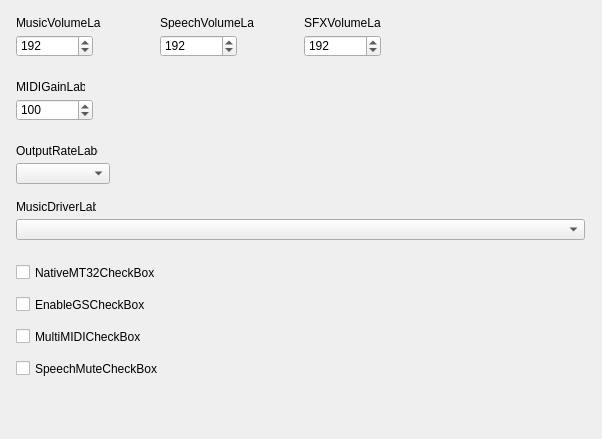
First picture: the form in src/forms/ModernProfileEditorScummVMSoundFrameUnit.ui, repository Eldricos/D-Fend-Reborn, before the edit.
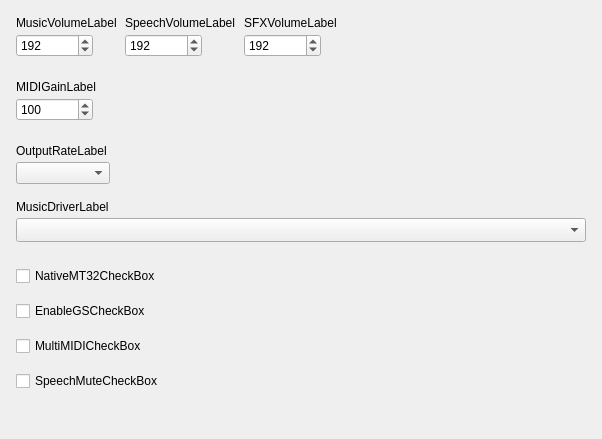
Second picture: the form after the edit.

Commit message: Modern profile editor: Qt layouts instead of fixed pixel positions

The edit to the form file:
```diff
--- a/src/forms/ModernProfileEditorScummVMSoundFrameUnit.ui
+++ b/src/forms/ModernProfileEditorScummVMSoundFrameUnit.ui
@@ -5,103 +5,305 @@
     <property name="geometry"><rect><x>0</x><y>0</y><width>602</width><height>439</height></rect></property>
     <property name="vclDesignWidth" stdset="0"><number>602</number></property>
     <property name="vclDesignHeight" stdset="0"><number>439</number></property>
+    <layout class="QVBoxLayout" name="ModernProfileEditorScummVMSoundFrame_Layout" stretch="0,0,0,0,0,0,0,0,0,0,0,0,0,0,0,1">
+      <property name="leftMargin"><number>16</number></property>
+      <property name="topMargin"><number>16</number></property>
+      <property name="rightMargin"><number>16</number></property>
+      <property name="bottomMargin"><number>8</number></property>
+      <property name="spacing"><number>0</number></property>
+      <item>
+        <layout class="QGridLayout" name="ModernProfileEditorScummVMSoundFrame_Section1" columnstretch="0,0,0,1">
+          <property name="leftMargin"><number>0</number></property>
+          <property name="topMargin"><number>0</number></property>
+          <property name="rightMargin"><number>0</number></property>
+          <property name="bottomMargin"><number>0</number></property>
+          <property name="horizontalSpacing"><number>8</number></property>
+          <property name="verticalSpacing"><number>4</number></property>
+          <item row="0" column="0">
     <widget class="QLabel" name="MusicVolumeLabel">
-      <property name="geometry"><rect><x>16</x><y>16</y><width>85</width><height>13</height></rect></property>
       <property name="text"><string>MusicVolumeLabel</string></property>
       <property name="textFormat"><enum>Qt::PlainText</enum></property>
       <property name="alignment"><set>Qt::AlignLeft|Qt::AlignTop</set></property>
-      <property name="vclAutoSize" stdset="0"><bool>true</bool></property>
-    </widget>
+            </widget>
+          </item>
+          <item row="0" column="1">
     <widget class="QLabel" name="SpeechVolumeLabel">
-      <property name="geometry"><rect><x>160</x><y>16</y><width>94</width><height>13</height></rect></property>
       <property name="text"><string>SpeechVolumeLabel</string></property>
       <property name="textFormat"><enum>Qt::PlainText</enum></property>
       <property name="alignment"><set>Qt::AlignLeft|Qt::AlignTop</set></property>
-      <property name="vclAutoSize" stdset="0"><bool>true</bool></property>
-    </widget>
+            </widget>
+          </item>
+          <item row="0" column="2" colspan="2">
     <widget class="QLabel" name="SFXVolumeLabel">
-      <property name="geometry"><rect><x>304</x><y>16</y><width>77</width><height>13</height></rect></property>
       <property name="text"><string>SFXVolumeLabel</string></property>
       <property name="textFormat"><enum>Qt::PlainText</enum></property>
       <property name="alignment"><set>Qt::AlignLeft|Qt::AlignTop</set></property>
-      <property name="vclAutoSize" stdset="0"><bool>true</bool></property>
-    </widget>
-    <widget class="QLabel" name="MIDIGainLabel">
-      <property name="geometry"><rect><x>16</x><y>80</y><width>69</width><height>13</height></rect></property>
-      <property name="text"><string>MIDIGainLabel</string></property>
-      <property name="textFormat"><enum>Qt::PlainText</enum></property>
-      <property name="alignment"><set>Qt::AlignLeft|Qt::AlignTop</set></property>
-      <property name="vclAutoSize" stdset="0"><bool>true</bool></property>
-    </widget>
-    <widget class="QLabel" name="OutputRateLabel">
-      <property name="geometry"><rect><x>16</x><y>144</y><width>82</width><height>13</height></rect></property>
-      <property name="text"><string>OutputRateLabel</string></property>
-      <property name="textFormat"><enum>Qt::PlainText</enum></property>
-      <property name="alignment"><set>Qt::AlignLeft|Qt::AlignTop</set></property>
-      <property name="vclAutoSize" stdset="0"><bool>true</bool></property>
-    </widget>
-    <widget class="QLabel" name="MusicDriverLabel">
-      <property name="geometry"><rect><x>16</x><y>200</y><width>80</width><height>13</height></rect></property>
-      <property name="text"><string>MusicDriverLabel</string></property>
-      <property name="textFormat"><enum>Qt::PlainText</enum></property>
-      <property name="alignment"><set>Qt::AlignLeft|Qt::AlignTop</set></property>
-      <property name="vclAutoSize" stdset="0"><bool>true</bool></property>
-    </widget>
+            </widget>
+          </item>
+          <item row="1" column="0" alignment="Qt::AlignLeft">
     <widget class="QSpinBox" name="MusicVolumeEdit">
-      <property name="geometry"><rect><x>16</x><y>35</y><width>77</width><height>22</height></rect></property>
       <property name="minimum"><number>0</number></property>
       <property name="maximum"><number>255</number></property>
       <property name="value"><number>192</number></property>
-    </widget>
+              <property name="minimumSize"><size><width>77</width><height>0</height></size></property>
+            </widget>
+          </item>
+          <item row="1" column="1" alignment="Qt::AlignLeft">
     <widget class="QSpinBox" name="SpeechVolumeEdit">
-      <property name="geometry"><rect><x>160</x><y>35</y><width>77</width><height>22</height></rect></property>
       <property name="minimum"><number>0</number></property>
       <property name="maximum"><number>255</number></property>
       <property name="value"><number>192</number></property>
-    </widget>
+              <property name="minimumSize"><size><width>77</width><height>0</height></size></property>
+            </widget>
+          </item>
+          <item row="1" column="2" alignment="Qt::AlignLeft">
     <widget class="QSpinBox" name="SFXVolumeEdit">
-      <property name="geometry"><rect><x>304</x><y>35</y><width>77</width><height>22</height></rect></property>
       <property name="minimum"><number>0</number></property>
       <property name="maximum"><number>255</number></property>
       <property name="value"><number>192</number></property>
-    </widget>
+              <property name="minimumSize"><size><width>77</width><height>0</height></size></property>
+            </widget>
+          </item>
+          <item row="0" column="3">
+            <spacer name="ModernProfileEditorScummVMSoundFrame_Section1_HFill">
+              <property name="orientation"><enum>Qt::Horizontal</enum></property>
+              <property name="sizeHint" stdset="0"><size><width>0</width><height>0</height></size></property>
+            </spacer>
+          </item>
+        </layout>
+      </item>
+      <item>
+        <spacer name="ModernProfileEditorScummVMSoundFrame_Gap1">
+          <property name="orientation"><enum>Qt::Vertical</enum></property>
+          <property name="sizeType"><enum>QSizePolicy::Fixed</enum></property>
+          <property name="sizeHint" stdset="0"><size><width>0</width><height>23</height></size></property>
+        </spacer>
+      </item>
+      <item>
+        <layout class="QGridLayout" name="ModernProfileEditorScummVMSoundFrame_Section2" columnstretch="0,1">
+          <property name="leftMargin"><number>0</number></property>
+          <property name="topMargin"><number>0</number></property>
+          <property name="rightMargin"><number>0</number></property>
+          <property name="bottomMargin"><number>0</number></property>
+          <property name="horizontalSpacing"><number>8</number></property>
+          <property name="verticalSpacing"><number>4</number></property>
+          <item row="0" column="0" colspan="2">
+            <widget class="QLabel" name="MIDIGainLabel">
+              <property name="text"><string>MIDIGainLabel</string></property>
+              <property name="textFormat"><enum>Qt::PlainText</enum></property>
+              <property name="alignment"><set>Qt::AlignLeft|Qt::AlignTop</set></property>
+            </widget>
+          </item>
+          <item row="1" column="0" alignment="Qt::AlignLeft">
     <widget class="QSpinBox" name="MIDIGainEdit">
-      <property name="geometry"><rect><x>16</x><y>99</y><width>77</width><height>22</height></rect></property>
       <property name="minimum"><number>0</number></property>
       <property name="maximum"><number>1000</number></property>
       <property name="value"><number>100</number></property>
-    </widget>
+              <property name="minimumSize"><size><width>77</width><height>0</height></size></property>
+            </widget>
+          </item>
+          <item row="0" column="1">
+            <spacer name="ModernProfileEditorScummVMSoundFrame_Section2_HFill">
+              <property name="orientation"><enum>Qt::Horizontal</enum></property>
+              <property name="sizeHint" stdset="0"><size><width>0</width><height>0</height></size></property>
+            </spacer>
+          </item>
+        </layout>
+      </item>
+      <item>
+        <spacer name="ModernProfileEditorScummVMSoundFrame_Gap2">
+          <property name="orientation"><enum>Qt::Vertical</enum></property>
+          <property name="sizeType"><enum>QSizePolicy::Fixed</enum></property>
+          <property name="sizeHint" stdset="0"><size><width>0</width><height>23</height></size></property>
+        </spacer>
+      </item>
+      <item>
+        <layout class="QGridLayout" name="ModernProfileEditorScummVMSoundFrame_Section3" columnstretch="0,1">
+          <property name="leftMargin"><number>0</number></property>
+          <property name="topMargin"><number>0</number></property>
+          <property name="rightMargin"><number>0</number></property>
+          <property name="bottomMargin"><number>0</number></property>
+          <property name="horizontalSpacing"><number>8</number></property>
+          <property name="verticalSpacing"><number>4</number></property>
+          <item row="0" column="0" colspan="2">
+            <widget class="QLabel" name="OutputRateLabel">
+              <property name="text"><string>OutputRateLabel</string></property>
+              <property name="textFormat"><enum>Qt::PlainText</enum></property>
+              <property name="alignment"><set>Qt::AlignLeft|Qt::AlignTop</set></property>
+            </widget>
+          </item>
+          <item row="1" column="0" alignment="Qt::AlignLeft">
     <widget class="QComboBox" name="OutputRateComboBox">
-      <property name="geometry"><rect><x>16</x><y>163</y><width>94</width><height>21</height></rect></property>
       <property name="editable"><bool>false</bool></property>
       <property name="maxVisibleItems"><number>8</number></property>
-    </widget>
+              <property name="minimumSize"><size><width>94</width><height>0</height></size></property>
+            </widget>
+          </item>
+          <item row="0" column="1">
+            <spacer name="ModernProfileEditorScummVMSoundFrame_Section3_HFill">
+              <property name="orientation"><enum>Qt::Horizontal</enum></property>
+              <property name="sizeHint" stdset="0"><size><width>0</width><height>0</height></size></property>
+            </spacer>
+          </item>
+        </layout>
+      </item>
+      <item>
+        <spacer name="ModernProfileEditorScummVMSoundFrame_Gap3">
+          <property name="orientation"><enum>Qt::Vertical</enum></property>
+          <property name="sizeType"><enum>QSizePolicy::Fixed</enum></property>
+          <property name="sizeHint" stdset="0"><size><width>0</width><height>16</height></size></property>
+        </spacer>
+      </item>
+      <item>
+        <layout class="QGridLayout" name="ModernProfileEditorScummVMSoundFrame_Section4" columnstretch="0,1">
+          <property name="leftMargin"><number>0</number></property>
+          <property name="topMargin"><number>0</number></property>
+          <property name="rightMargin"><number>0</number></property>
+          <property name="bottomMargin"><number>0</number></property>
+          <property name="horizontalSpacing"><number>8</number></property>
+          <property name="verticalSpacing"><number>4</number></property>
+          <item row="0" column="0" colspan="2">
+            <widget class="QLabel" name="MusicDriverLabel">
+              <property name="text"><string>MusicDriverLabel</string></property>
+              <property name="textFormat"><enum>Qt::PlainText</enum></property>
+              <property name="alignment"><set>Qt::AlignLeft|Qt::AlignTop</set></property>
+            </widget>
+          </item>
+          <item row="1" column="0" colspan="2">
     <widget class="QComboBox" name="MusicDriverComboBox">
-      <property name="geometry"><rect><x>16</x><y>219</y><width>569</width><height>21</height></rect></property>
-      <property name="vclAnchors" stdset="0"><string notr="true">akLeft,akTop,akRight</string></property>
       <property name="editable"><bool>false</bool></property>
       <property name="maxVisibleItems"><number>8</number></property>
-    </widget>
+              <property name="sizeAdjustPolicy"><enum>QComboBox::AdjustToMinimumContentsLengthWithIcon</enum></property>
+              <property name="minimumContentsLength"><number>10</number></property>
+            </widget>
+          </item>
+          <item row="0" column="1">
+            <spacer name="ModernProfileEditorScummVMSoundFrame_Section4_HFill">
+              <property name="orientation"><enum>Qt::Horizontal</enum></property>
+              <property name="sizeHint" stdset="0"><size><width>0</width><height>0</height></size></property>
+            </spacer>
+          </item>
+        </layout>
+      </item>
+      <item>
+        <spacer name="ModernProfileEditorScummVMSoundFrame_Gap4">
+          <property name="orientation"><enum>Qt::Vertical</enum></property>
+          <property name="sizeType"><enum>QSizePolicy::Fixed</enum></property>
+          <property name="sizeHint" stdset="0"><size><width>0</width><height>24</height></size></property>
+        </spacer>
+      </item>
+      <item>
+        <layout class="QGridLayout" name="ModernProfileEditorScummVMSoundFrame_Section5" columnstretch="0,1">
+          <property name="leftMargin"><number>0</number></property>
+          <property name="topMargin"><number>0</number></property>
+          <property name="rightMargin"><number>0</number></property>
+          <property name="bottomMargin"><number>0</number></property>
+          <property name="horizontalSpacing"><number>8</number></property>
+          <property name="verticalSpacing"><number>4</number></property>
+          <item row="0" column="0" colspan="2">
     <widget class="QCheckBox" name="NativeMT32CheckBox">
-      <property name="geometry"><rect><x>16</x><y>264</y><width>569</width><height>17</height></rect></property>
-      <property name="vclAnchors" stdset="0"><string notr="true">akLeft,akTop,akRight</string></property>
       <property name="text"><string>NativeMT32CheckBox</string></property>
     </widget>
+          </item>
+          <item row="0" column="1">
+            <spacer name="ModernProfileEditorScummVMSoundFrame_Section5_HFill">
+              <property name="orientation"><enum>Qt::Horizontal</enum></property>
+              <property name="sizeHint" stdset="0"><size><width>0</width><height>0</height></size></property>
+            </spacer>
+          </item>
+        </layout>
+      </item>
+      <item>
+        <spacer name="ModernProfileEditorScummVMSoundFrame_Gap5">
+          <property name="orientation"><enum>Qt::Vertical</enum></property>
+          <property name="sizeType"><enum>QSizePolicy::Fixed</enum></property>
+          <property name="sizeHint" stdset="0"><size><width>0</width><height>15</height></size></property>
+        </spacer>
+      </item>
+      <item>
+        <layout class="QGridLayout" name="ModernProfileEditorScummVMSoundFrame_Section6" columnstretch="0,1">
+          <property name="leftMargin"><number>0</number></property>
+          <property name="topMargin"><number>0</number></property>
+          <property name="rightMargin"><number>0</number></property>
+          <property name="bottomMargin"><number>0</number></property>
+          <property name="horizontalSpacing"><number>8</number></property>
+          <property name="verticalSpacing"><number>4</number></property>
+          <item row="0" column="0" colspan="2">
     <widget class="QCheckBox" name="EnableGSCheckBox">
-      <property name="geometry"><rect><x>16</x><y>296</y><width>569</width><height>17</height></rect></property>
-      <property name="vclAnchors" stdset="0"><string notr="true">akLeft,akTop,akRight</string></property>
       <property name="text"><string>EnableGSCheckBox</string></property>
     </widget>
+          </item>
+          <item row="0" column="1">
+            <spacer name="ModernProfileEditorScummVMSoundFrame_Section6_HFill">
+              <property name="orientation"><enum>Qt::Horizontal</enum></property>
+              <property name="sizeHint" stdset="0"><size><width>0</width><height>0</height></size></property>
+            </spacer>
+          </item>
+        </layout>
+      </item>
+      <item>
+        <spacer name="ModernProfileEditorScummVMSoundFrame_Gap6">
+          <property name="orientation"><enum>Qt::Vertical</enum></property>
+          <property name="sizeType"><enum>QSizePolicy::Fixed</enum></property>
+          <property name="sizeHint" stdset="0"><size><width>0</width><height>15</height></size></property>
+        </spacer>
+      </item>
+      <item>
+        <layout class="QGridLayout" name="ModernProfileEditorScummVMSoundFrame_Section7" columnstretch="0,1">
+          <property name="leftMargin"><number>0</number></property>
+          <property name="topMargin"><number>0</number></property>
+          <property name="rightMargin"><number>0</number></property>
+          <property name="bottomMargin"><number>0</number></property>
+          <property name="horizontalSpacing"><number>8</number></property>
+          <property name="verticalSpacing"><number>4</number></property>
+          <item row="0" column="0" colspan="2">
     <widget class="QCheckBox" name="MultiMIDICheckBox">
-      <property name="geometry"><rect><x>16</x><y>328</y><width>569</width><height>17</height></rect></property>
-      <property name="vclAnchors" stdset="0"><string notr="true">akLeft,akTop,akRight</string></property>
       <property name="text"><string>MultiMIDICheckBox</string></property>
     </widget>
+          </item>
+          <item row="0" column="1">
+            <spacer name="ModernProfileEditorScummVMSoundFrame_Section7_HFill">
+              <property name="orientation"><enum>Qt::Horizontal</enum></property>
+              <property name="sizeHint" stdset="0"><size><width>0</width><height>0</height></size></property>
+            </spacer>
+          </item>
+        </layout>
+      </item>
+      <item>
+        <spacer name="ModernProfileEditorScummVMSoundFrame_Gap7">
+          <property name="orientation"><enum>Qt::Vertical</enum></property>
+          <property name="sizeType"><enum>QSizePolicy::Fixed</enum></property>
+          <property name="sizeHint" stdset="0"><size><width>0</width><height>15</height></size></property>
+        </spacer>
+      </item>
+      <item>
+        <layout class="QGridLayout" name="ModernProfileEditorScummVMSoundFrame_Section8" columnstretch="0,1">
+          <property name="leftMargin"><number>0</number></property>
+          <property name="topMargin"><number>0</number></property>
+          <property name="rightMargin"><number>0</number></property>
+          <property name="bottomMargin"><number>0</number></property>
+          <property name="horizontalSpacing"><number>8</number></property>
+          <property name="verticalSpacing"><number>4</number></property>
+          <item row="0" column="0" colspan="2">
     <widget class="QCheckBox" name="SpeechMuteCheckBox">
-      <property name="geometry"><rect><x>16</x><y>360</y><width>569</width><height>17</height></rect></property>
-      <property name="vclAnchors" stdset="0"><string notr="true">akLeft,akTop,akRight</string></property>
       <property name="text"><string>SpeechMuteCheckBox</string></property>
     </widget>
+          </item>
+          <item row="0" column="1">
+            <spacer name="ModernProfileEditorScummVMSoundFrame_Section8_HFill">
+              <property name="orientation"><enum>Qt::Horizontal</enum></property>
+              <property name="sizeHint" stdset="0"><size><width>0</width><height>0</height></size></property>
+            </spacer>
+          </item>
+        </layout>
+      </item>
+      <item>
+        <spacer name="ModernProfileEditorScummVMSoundFrame_VFill">
+          <property name="orientation"><enum>Qt::Vertical</enum></property>
+          <property name="sizeHint" stdset="0"><size><width>0</width><height>0</height></size></property>
+        </spacer>
+      </item>
+    </layout>
   </widget>
   <tabstops>
     <tabstop>MusicVolumeEdit</tabstop>
```
Left out of the diff: 6 changed lines with no effect on the pictures. Lines whose indentation alone changed are shown as unchanged. The commit also changes 42 other files.
